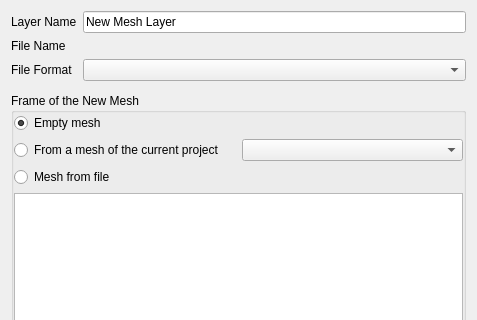
First picture: the form in src/ui/mesh/qgsnewmeshlayerdialogbase.ui, repository qgis/QGIS, before the edit; both pictures show x 0 to 477 and y 0 to 320 of the 477 by 479 pixel window.
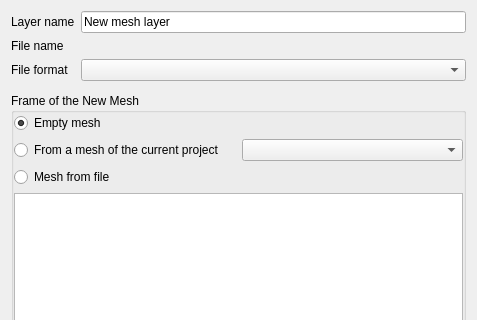
Second picture: the form after the edit. Custom widgets are drawn as their Qt base class.

```diff
--- a/src/ui/mesh/qgsnewmeshlayerdialogbase.ui
+++ b/src/ui/mesh/qgsnewmeshlayerdialogbase.ui
@@ -17,21 +17,21 @@
    <item row="0" column="0">
     <widget class="QLabel" name="label_3">
      <property name="text">
-      <string>Layer Name</string>
+      <string>Layer name</string>
      </property>
     </widget>
    </item>
    <item row="0" column="1">
     <widget class="QLineEdit" name="mLayerNameLineEdit">
      <property name="text">
-      <string>New Mesh Layer</string>
+      <string>New mesh layer</string>
      </property>
     </widget>
    </item>
    <item row="1" column="0">
     <widget class="QLabel" name="label_2">
      <property name="text">
-      <string>File Name</string>
+      <string>File name</string>
      </property>
     </widget>
    </item>
@@ -41,7 +41,7 @@
    <item row="2" column="0">
     <widget class="QLabel" name="label">
      <property name="text">
-      <string>File Format</string>
+      <string>File format</string>
      </property>
     </widget>
    </item>
```
